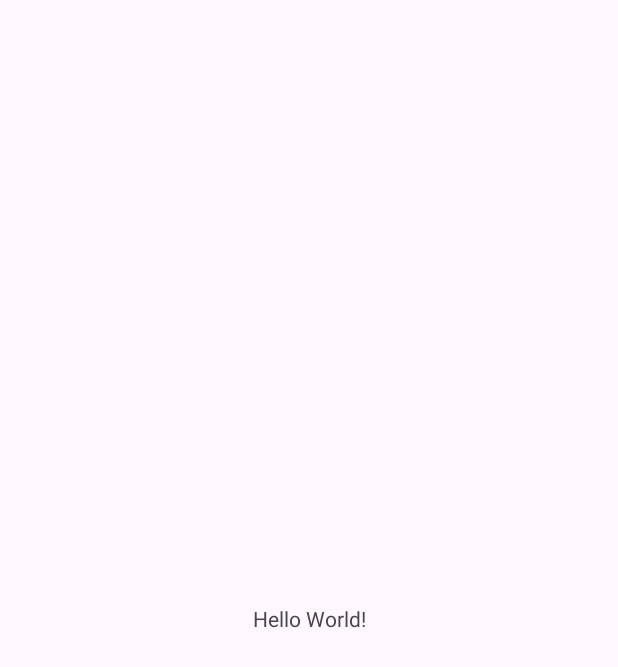
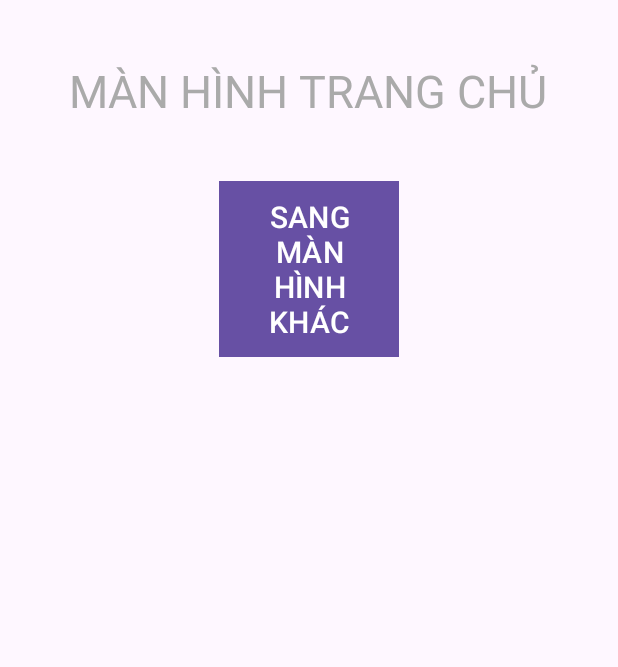
Before and after one commit to NhatTrung16/64123765-AndroidProgramming, an Android app: the screen it shows after launch (MainActivity), on a phone screen of 412 x 824 dp. Before the commit the part shown is almost empty. Shown: the top 667 px of the screen. Run offline under Robolectric (Android 15) with nearby library versions, the phone set to English and light mode, and no system bars.

Commit message:
Giao diện màn hình trang chủ

```diff
--- a/ViDu1_Intent/app/src/main/res/layout/activity_main.xml
+++ b/ViDu1_Intent/app/src/main/res/layout/activity_main.xml
@@ -1,19 +1,30 @@
 <?xml version="1.0" encoding="utf-8"?>
-<androidx.constraintlayout.widget.ConstraintLayout xmlns:android="http://schemas.android.com/apk/res/android"
+<LinearLayout xmlns:android="http://schemas.android.com/apk/res/android"
     xmlns:app="http://schemas.android.com/apk/res-auto"
     xmlns:tools="http://schemas.android.com/tools"
     android:id="@+id/main"
     android:layout_width="match_parent"
     android:layout_height="match_parent"
+    android:orientation="vertical"
+    android:gravity="center_horizontal"
     tools:context=".MainActivity">
 
     <TextView
+        android:id="@+id/tvMHTrangChu"
         android:layout_width="wrap_content"
         android:layout_height="wrap_content"
-        android:text="Hello World!"
-        app:layout_constraintBottom_toBottomOf="parent"
-        app:layout_constraintEnd_toEndOf="parent"
-        app:layout_constraintStart_toStartOf="parent"
-        app:layout_constraintTop_toTopOf="parent" />
+        android:text="MÀN HÌNH TRANG CHỦ"
+        android:textSize="30dp"
+        android:textColor="@android:color/darker_gray"
+        android:padding="40dp"/>
 
-</androidx.constraintlayout.widget.ConstraintLayout>
+    <Button
+        android:id="@+id/btnCMH"
+        android:layout_width="120dp"
+        android:layout_height="wrap_content"
+        android:text="SANG MÀN HÌNH KHÁC"
+        android:textSize="20dp"
+        android:background="@drawable/ic_launcher_background"/>
+
+
+</LinearLayout>
```
